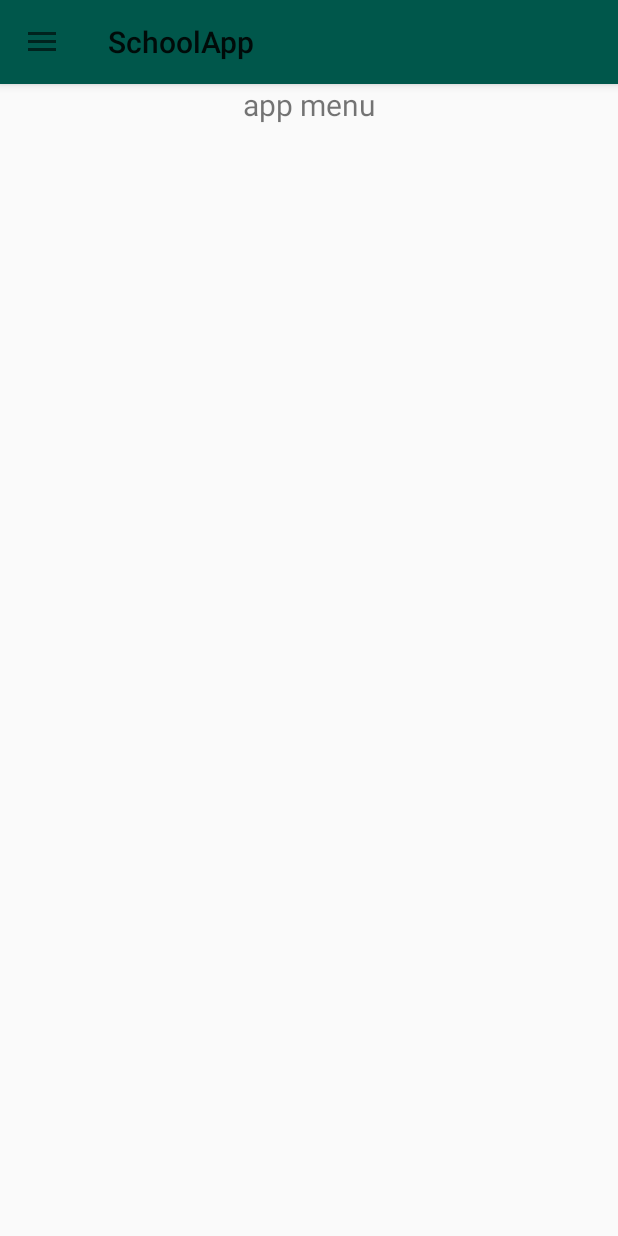
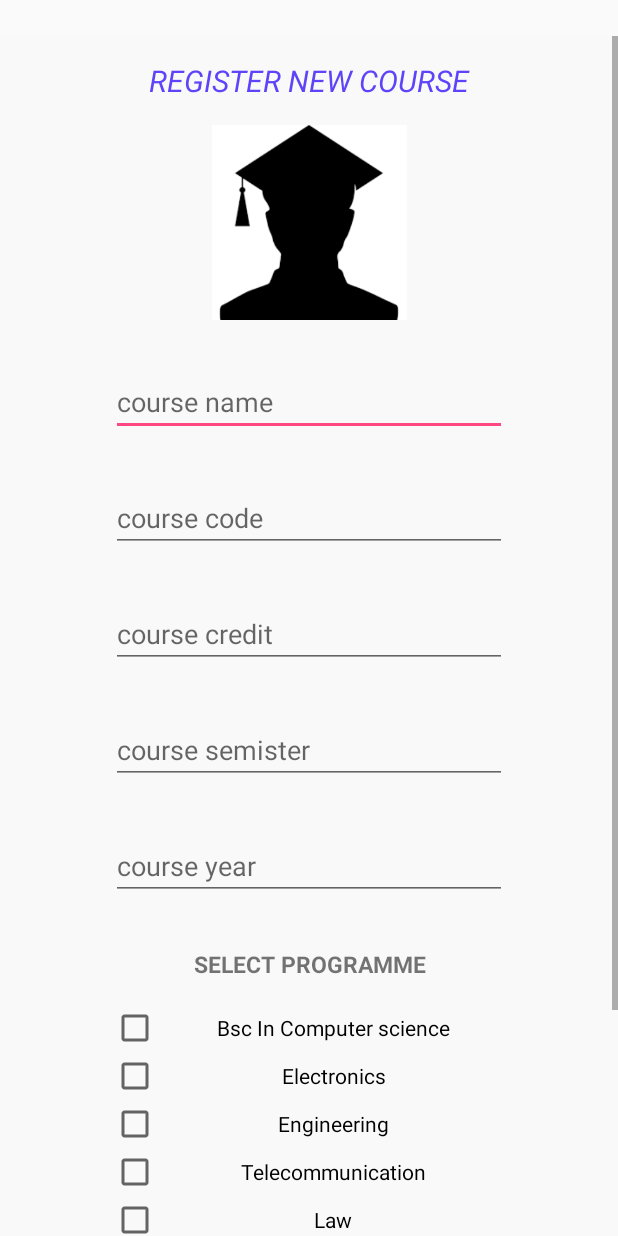
Before and after one commit to robertanold36/SchoolApp, an Android app: the AdminActivity screen opened directly, with no data from a screen before it, in the side drawer, after a tap on "register course", on a phone screen of 412 x 824 dp. Run offline under Robolectric (Android 15) with nearby library versions, the phone set to English and light mode, and no system bars.

Commit message:
course registration User Interface

```diff
--- a/app/src/main/java/com/school/schoolapp/AdminActivity.java
+++ b/app/src/main/java/com/school/schoolapp/AdminActivity.java
@@ -65,8 +65,7 @@ public class AdminActivity extends AppCompatActivity  {
 
                 }
                 else if(id==R.id.item2){
-                    Toast.makeText (AdminActivity.this, "clicked", Toast.LENGTH_SHORT)
-                            .show ();
+                   startActivity (new Intent (getApplicationContext (),CourseActivity.class));
 
                 }
                 else if(id==R.id.item3){
--- /dev/null
+++ b/app/src/main/res/drawable/oval.xml
@@ -0,0 +1,5 @@
+<?xml version="1.0" encoding="utf-8"?>
+<shape xmlns:android="http://schemas.android.com/apk/res/android"
+    android:shape="ring">
+    <corners android:radius="150dp"/>
+</shape>
--- a/app/src/main/res/layout/activity_course.xml
+++ b/app/src/main/res/layout/activity_course.xml
@@ -4,15 +4,17 @@
     android:layout_width="match_parent"
     android:layout_height="match_parent"
     android:background="#F9F9F9"
-
+    android:orientation="vertical"
+    android:layout_gravity="center"
+    android:layout_marginTop="16dp"
+    android:gravity="center"
     tools:context=".CourseActivity">
 
     <LinearLayout
         android:id="@+id/linearlayout"
         android:layout_width="match_parent"
         android:layout_height="wrap_content"
-        android:layout_marginTop="16dp"
-        android:layout_marginBottom="16dp"
+        android:layout_marginBottom="@android:dimen/app_icon_size"
         android:gravity="center"
         android:orientation="vertical">
 
@@ -25,7 +27,165 @@
             android:text="@string/title"
             android:textColor="#5D44F8"
             android:textSize="20sp"
-            android:textStyle="italic" />
+            android:layout_marginTop="16dp"
+            android:textStyle="italic"/>
+
+        <ImageView
+            android:layout_width="wrap_content"
+            android:layout_height="130dp"
+            android:src="@drawable/graduate"
+            android:id="@+id/header_image"
+            android:layout_marginTop="16dp"
+            android:layout_marginBottom="16dp"
+            android:background="@drawable/oval"
+            android:contentDescription="TODO"
+            />
+
+        <EditText
+            android:layout_width="264dp"
+            android:layout_height="wrap_content"
+            android:id="@+id/cname"
+            android:layout_marginTop="16dp"
+            android:layout_marginBottom="16dp"
+            android:inputType="text"
+            android:hint="course name"/>
+
+        <EditText
+            android:layout_width="264dp"
+            android:layout_height="wrap_content"
+            android:id="@+id/cCode"
+            android:layout_marginTop="16dp"
+            android:layout_marginBottom="16dp"
+            android:inputType="text"
+            android:hint="course code"/>
+
+        <EditText
+            android:layout_width="264dp"
+            android:layout_height="wrap_content"
+            android:id="@+id/cCredit"
+            android:layout_marginTop="16dp"
+            android:layout_marginBottom="16dp"
+            android:inputType="number"
+            android:hint="course credit"/>
+
+        <EditText
+            android:layout_width="264dp"
+            android:layout_height="wrap_content"
+            android:id="@+id/cSemister"
+            android:layout_marginTop="16dp"
+            android:layout_marginBottom="16dp"
+            android:inputType="number"
+            android:hint="course semister"/>
+
+        <EditText
+            android:layout_width="264dp"
+            android:layout_height="wrap_content"
+            android:id="@+id/cYear"
+            android:layout_marginTop="16dp"
+            android:layout_marginBottom="16dp"
+            android:inputType="number"
+            android:hint="course year"/>
+
+        <TextView
+            android:id="@+id/programme"
+            android:layout_width="match_parent"
+            android:layout_height="wrap_content"
+            android:layout_marginTop="16dp"
+            android:layout_marginBottom="16dp"
+            android:gravity="center"
+            android:text="SELECT PROGRAMME"
+            android:textSize="15sp"
+            android:textStyle="bold" />
+
+        <CheckBox
+            android:gravity="center"
+            android:layout_width="264dp"
+            android:layout_height="wrap_content"
+            android:id="@+id/CS"
+            android:text="Bsc In Computer science"
+
+            />
+
+        <CheckBox
+            android:gravity="center"
+            android:layout_width="264dp"
+            android:layout_height="wrap_content"
+            android:id="@+id/EL"
+            android:text="Electronics"
+
+            />
+
+        <CheckBox
+            android:gravity="center"
+            android:layout_width="264dp"
+            android:layout_height="wrap_content"
+            android:id="@+id/ENG"
+            android:text="Engineering"
+
+            />
+        <CheckBox
+            android:gravity="center"
+            android:layout_width="264dp"
+            android:layout_height="wrap_content"
+            android:id="@+id/TC"
+            android:text="Telecommunication"
+
+            />
+        <CheckBox
+            android:gravity="center"
+            android:layout_width="264dp"
+            android:layout_height="wrap_content"
+            android:id="@+id/law"
+            android:text="Law"
+            android:layout_marginBottom="20dp"
+            />
+
+    <LinearLayout
+        android:layout_width="264dp"
+        android:layout_height="wrap_content"
+        android:orientation="horizontal"
+        android:layout_marginTop="16dp"
+        android:layout_marginBottom="16dp">
+
+
+            <TextView
+                android:layout_width="wrap_content"
+                android:layout_height="wrap_content"
+                android:text="COURSE CATEGORY"
+                android:id="@+id/txtCategory"
+                android:textSize="15sp"
+                android:textStyle="bold"/>
+
+            <RadioGroup
+                android:layout_width="wrap_content"
+                android:layout_height="wrap_content"
+                android:id="@+id/category">
+
+                <RadioButton
+                    android:layout_width="wrap_content"
+                    android:layout_height="wrap_content"
+                    android:id="@+id/core"
+                    android:text="Core"
+                    />
+
+
+                <RadioButton
+                    android:layout_width="wrap_content"
+                    android:layout_height="wrap_content"
+                    android:id="@+id/option"
+                    android:text="Option"
+                    />
+            </RadioGroup>
+    </LinearLayout>
+
+        <Button
+            android:id="@+id/register"
+            android:layout_width="182dp"
+            android:layout_height="wrap_content"
+            android:layout_marginTop="@dimen/activity_horizontal_margin"
+            android:layout_marginBottom="20dp"
+            android:text="SAVE COURSE"
+            android:background="@drawable/round"/>
 
 
     </LinearLayout>
--- a/app/src/main/res/layout/activity_register.xml
+++ b/app/src/main/res/layout/activity_register.xml
@@ -160,8 +160,6 @@
         android:background="@drawable/round"/>
 
 
-
-
     </LinearLayout>
 
 </ScrollView>
```
Also changed, not shown: app/src/main/res/drawable/course.jpg (added), app/src/main/res/drawable/graduate.png (added), app/src/main/res/drawable/images.jpeg (deleted).
